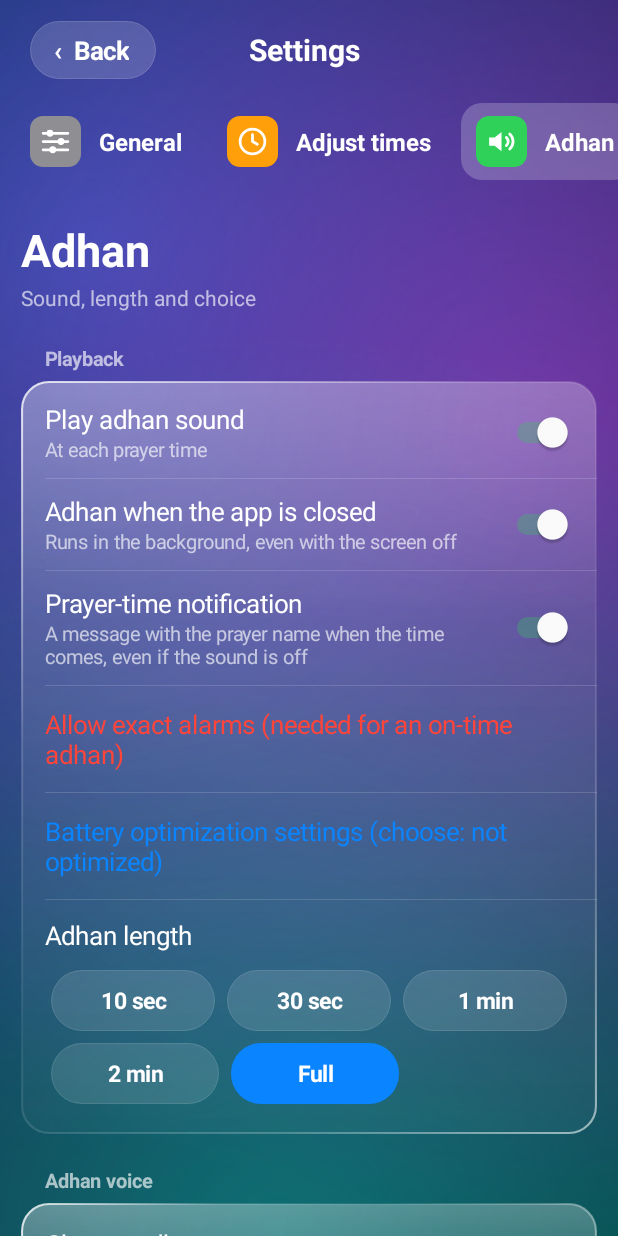
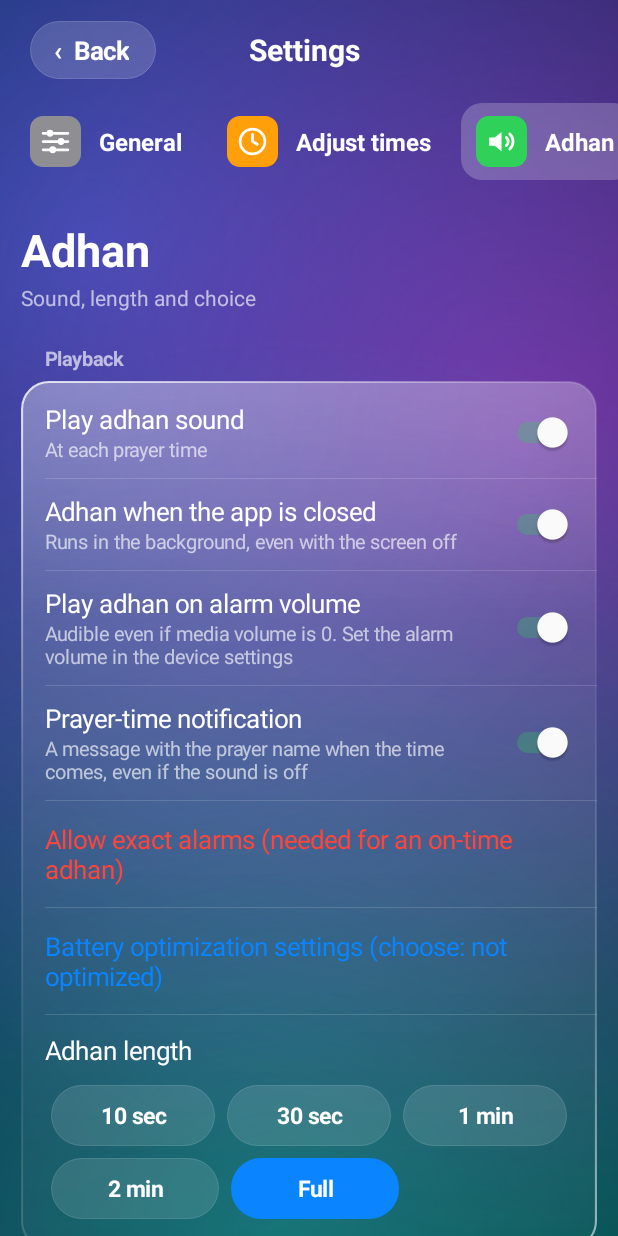
Before and after one commit to mbnetworku/Prayer.time., an Android app: the SettingsActivity screen opened directly, with no data from a screen before it, after a tap on "Adhan", on a phone screen of 412 x 824 dp. Run offline under Robolectric (Android 15) with nearby library versions, the phone set to English and light mode, and no system bars; 1 statement that could not run was skipped.

Commit message:
Adhan on alarm volume; set audio attributes at MediaPlayer creation
Co-Authored-By: Claude Sonnet 5.5 <noreply@anthropic.com>
Claude-Session: https://claude.ai/code/session_015wFRZXDJVBjB1Fn1Frbamn

```diff
--- a/app/src/main/java/com/prayertime/tv/SettingsActivity.kt
+++ b/app/src/main/java/com/prayertime/tv/SettingsActivity.kt
@@ -452,6 +452,9 @@ class SettingsActivity : Activity() {
         row(body, t("الأذان والتطبيق مغلق", "Adhan when the app is closed"),
             switchOf("bgAdhan", true) { AdhanScheduler.schedule(this) },
             t("يعمل في الخلفية وحتى مع إطفاء الشاشة", "Runs in the background, even with the screen off"))
+        row(body, t("تشغيل الأذان بصوت المنبه", "Play adhan on alarm volume"), switchOf("azanAlarm", true),
+            t("يُسمع حتى لو صوت الوسائط صفر. اضبط صوت المنبه من إعدادات الجهاز",
+              "Audible even if media volume is 0. Set the alarm volume in the device settings"))
         row(body, t("إشعار وقت الصلاة", "Prayer-time notification"),
             switchOf("prayerNote", true) { AdhanScheduler.schedule(this) },
             t("رسالة باسم الصلاة عند دخول الوقت، حتى لو الصوت متوقف", "A message with the prayer name when the time comes, even if the sound is off"))
```
Also changed, not shown: app/src/main/java/com/prayertime/tv/AdhanPlayer.kt (+9 -5 lines), 1 other file.
